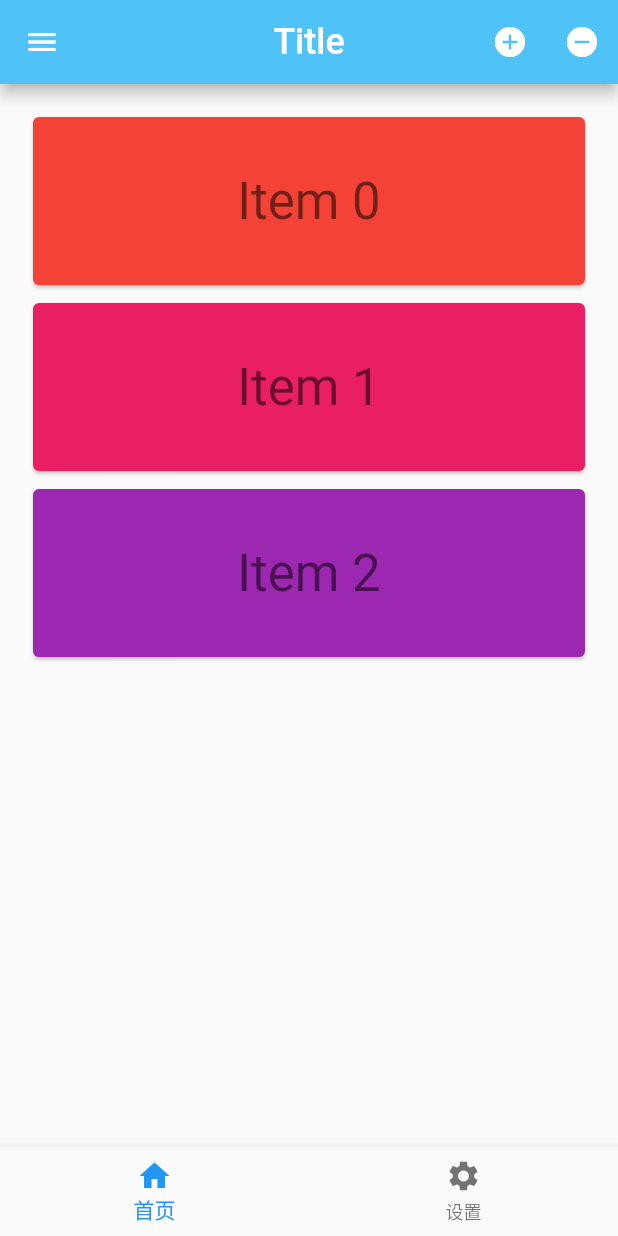
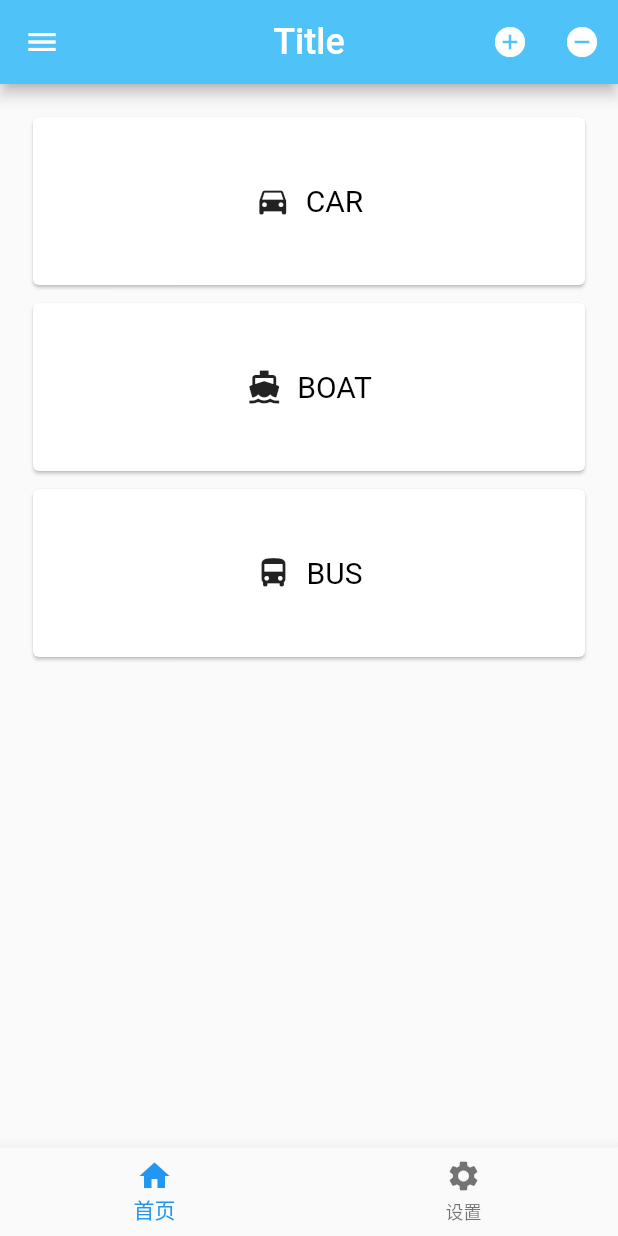
Before and after one commit to Yothon/YFlutter, a Flutter app: the screen it shows after launch, on a phone screen of 412 x 824 dp. Run offline on Flutter 3.47's test engine with Material 2 defaults, Android fonts, the phone set to English and light mode, and no system bars; our stand-ins replace dio.

```diff
--- /dev/null
+++ b/lib/AppBarPage.dart
@@ -0,0 +1,149 @@
+import 'package:flutter/material.dart';
+
+class AppBarPage extends StatefulWidget {
+
+  @override
+  State<StatefulWidget> createState() {
+    return _AppBarPageDemo();
+  }
+
+}
+
+class _AppBarPageDemo extends State<AppBarPage>
+    with SingleTickerProviderStateMixin {
+  TabController _tabController;
+
+  @override
+  void initState() {
+    // TODO: implement initState
+    super.initState();
+    _tabController = TabController(length: list.length, vsync: this);
+  }
+
+  @override
+  void dispose() {
+    // TODO: implement dispose
+    _tabController.dispose();
+    super.dispose();
+  }
+
+  void _nextPage(int delta) {
+    final int newIndex = _tabController.index + delta;
+    if (newIndex < 0 || newIndex >= _tabController.length) {
+      return;
+    }
+    _tabController.animateTo(newIndex);
+  }
+
+  @override
+  Widget build(BuildContext context) {
+    return new MaterialApp(
+      home: new Scaffold(
+        appBar: AppBar(
+            title: const Text('AppBar Demo'),
+            leading: IconButton(icon: Icon(Icons.arrow_back), onPressed: () {
+              _nextPage(-1);
+            }),
+            actions: <Widget>[
+              new IconButton(icon: Icon(Icons.arrow_forward), onPressed: () {
+                _nextPage(1);
+              })
+            ],
+            bottom: new PreferredSize(
+                preferredSize: const Size.fromHeight(48.0),
+                child: Theme(
+                  data: Theme.of(context).copyWith(accentColor: Colors.white),
+                  child: Container(height: 48.0,
+                    alignment: Alignment.center,
+                    child: TabPageSelector(controller: _tabController,),),))),
+        body: TabBarView(
+            controller: _tabController,
+            children: list.map((Choice choice){
+              return new Padding(padding: EdgeInsets.all(16.0),child: ChoiceCard(choice: choice,),);
+            }).toList()
+        ),
+      ),
+    );
+  }
+
+}
+
+/*class _AppBarPageDemo extends State<AppBarPage> {
+  Choice _choice = list[0];
+
+  void _select(Choice choice) {
+    setState(() {
+      _choice = choice;
+    });
+  }
+
+  @override
+  Widget build(BuildContext context) {
+    return new MaterialApp(
+      home: new Scaffold(
+        appBar: AppBar(
+          title: const Text('AppBar Demo'),
+          actions: <Widget>[
+            new IconButton(icon: Icon(list[0].iconData), onPressed: () {
+              _select(list[0]);
+            }),
+            IconButton(icon: Icon(list[1].iconData), onPressed: () {
+              _select(list[1]);
+            }),
+            new PopupMenuButton<Choice>(itemBuilder: (BuildContext context) {
+              return list.skip(2).map((Choice choice) {
+                return new PopupMenuItem(
+                  child: Text(choice.title), value: choice,);
+              }).toList();
+            })
+          ],
+        ),
+        body: Padding(padding: const EdgeInsets.all(16.0), child:ChoiceCard(choice: _choice,),),
+      ),
+    );
+  }
+
+}*/
+
+class ChoiceCard extends StatelessWidget {
+  const ChoiceCard({Key key, this.choice}) :super(key: key);
+  final Choice choice;
+
+  @override
+  Widget build(BuildContext context) {
+    final TextStyle textStyle = Theme
+        .of(context)
+        .textTheme
+        .display1;
+    return Card(
+      color: Colors.white,
+      child: Center(
+        child: Column(
+          mainAxisSize: MainAxisSize.min,
+          crossAxisAlignment: CrossAxisAlignment.center,
+          children: <Widget>[
+            Icon(choice.iconData, size: 128.0, color: textStyle.color,),
+            Text(choice.title, style: textStyle,)
+          ],
+        ),
+      ),
+    );
+  }
+
+}
+
+class Choice {
+  final String title;
+  final IconData iconData;
+
+  const Choice({this.title, this.iconData});
+
+}
+
+const List<Choice> list = const <Choice>[
+  const Choice(title: "Car", iconData: Icons.directions_car),
+  const Choice(title: "Bus", iconData: Icons.directions_bus),
+  const Choice(title: "Bicycle", iconData: Icons.directions_bike),
+  const Choice(title: "Train", iconData: Icons.directions_railway),
+  const Choice(title: "Walk", iconData: Icons.directions_walk),
+];
--- a/lib/CardItem.dart
+++ b/lib/CardItem.dart
@@ -1,49 +1,48 @@
 import 'package:flutter/material.dart';
+import 'package:flutter_app/Page.dart';
 
 class CardItem extends StatelessWidget {
+  final Animation<double> animation;
+  final VoidCallback onTap;
+  final Page item;
+  final bool selected;
+
+
+  @override
+  Widget build(BuildContext context) {
+    Color primarie;
+    if (selected) {
+      primarie = Colors.primaries[item.index%Colors.primaries.length];
+    }
+    return new Padding(padding: const EdgeInsets.all(2.0),
+        child: new SizeTransition(
+          sizeFactor: animation, axis: Axis.vertical, child:new GestureDetector(
+            onTap: onTap,
+            behavior: HitTestBehavior.opaque,
+            child: new SizedBox(
+              height: 120.0,
+              child: new Card(
+                color: primarie,
+                child: new Row(children: <Widget>[
+                  Icon(item.icon),
+                  SizedBox(width: 10.0),
+                  Text('${item.title}',style: TextStyle(color: Colors.black,fontSize: 20.0),)
+                ],mainAxisAlignment: MainAxisAlignment.center,),
+              ),
+            ),
+        ),));
+  }
+
   const CardItem({
     Key key,
     @required this.animation,
     this.onTap,
     @required this.item,
-    this.selected: false
-  })
-      :assert(animation != null),
-        assert(item != null),
-        assert(selected != null),
-        super(key: key)
-  ;
+    this.selected: false,
+  }):
+  assert(animation!=null),
+  assert(item!=null),
+  assert(selected!=null),super(key:key);
 
-  final Animation<double> animation;
-  final VoidCallback onTap;
-  final int item;
-  final bool selected;
 
-  @override
-  Widget build(BuildContext context) {
-    TextStyle display12 = Theme
-        .of(context)
-        .textTheme
-        .display1;
-    if (selected) {
-      display12.copyWith(color: Colors.lightBlueAccent[300]);
-    }
-    return new Padding(padding: const EdgeInsets.all(2.0),
-    child: new SizeTransition(sizeFactor: animation,axis: Axis.vertical,
-    child: new GestureDetector(
-      onTap: onTap,
-      behavior: HitTestBehavior.opaque,
-      child: new SizedBox(
-        height: 120.0,
-        child: new Card(
-          color: Colors.primaries[item%Colors.primaries.length],
-          child: new Center(
-            child: Text('Item $item',style: display12,),
-          ),
-        ),
-      ),
-    ),
-    ),
-    );
-  }
 }
--- a/lib/ListModel.dart
+++ b/lib/ListModel.dart
@@ -1,39 +1,35 @@
 import 'package:flutter/material.dart';
 
 class ListModel<E> {
-  ListModel({@required this.listKey,
-      @required this.removedItemBuilder,
-      Iterable<E> initialItems})
-      :
+
+  final dynamic removeBuilder;
+  final GlobalKey<AnimatedListState> listKey;
+  final List<E> _list;
+
+  ListModel({
+    @required this.removeBuilder,
+    @required this.listKey,
+    Iterable<E> initialItems
+  })
+      :assert(removeBuilder != null),
         assert(listKey != null),
-        assert(removedItemBuilder != null),
-        _items = new List<E>.from(initialItems ?? <E>[]);
-  final GlobalKey<AnimatedListState> listKey;
-  final dynamic removedItemBuilder;
-  final List<E> _items;
+        _list = new List.from(initialItems ?? <E>[]);
 
-  AnimatedListState get _animatedList => listKey.currentState;
+    AnimatedListState get _animationList => listKey.currentState;
 
-  void insert(int index,E item){
-    _items.insert(index, item);
-    _animatedList.insertItem(index);
-  }
+    void insert(int index,E item){
+      _list.insert(index, item);
+      _animationList.insertItem(index);
+    }
 
-  E removeAt(int index){
-    final E removedItem = _items.removeAt(index);
-    if(removedItem!=null){
-      _animatedList.removeItem(index, (BuildContext context,Animation<double> animation){
-        return removedItemBuilder(removedItem,context,animation);
-      });
+    E removeAt(int index){
+        _animationList.removeItem(index, (BuildContext context,Animation<double> animation){
+          return removeBuilder(context,index,animation);
+        });
+    }
 
-    }
-    return removedItem;
-  }
-
-  int get length => _items.length;
-  E operator[](int index) => _items[index];
-  int indexOf(E item) => _items.indexOf(item);
-
-
+    int get length => _list.length;
+    E operator[](int index) => _list[index];
+    int indexOf(E item) => item==null?-1:_list.indexOf(item);
 
 }
--- /dev/null
+++ b/lib/Page.dart
@@ -0,0 +1,35 @@
+
+import 'package:flutter/material.dart';
+
+class Page {
+  final int index;
+  final String title;
+  IconData mIcon;
+
+
+
+  Page(this.index, this.title, this.mIcon)
+      :assert(index != null),
+        assert(title != null),
+        assert(mIcon != null);
+
+  IconData get icon => mIcon;
+
+  set Icon(IconData value){
+    mIcon = value;
+  }
+
+  String get titleData => title;
+
+  set title(String value) {
+    title = value;
+  }
+
+  int get indexData => index;
+
+  set index(int value) {
+    index = value;
+  }
+
+
+}
--- a/lib/main.dart
+++ b/lib/main.dart
@@ -1,6 +1,8 @@
 import 'package:flutter/material.dart';
+import 'package:flutter_app/AppBarPage.dart';
 import 'package:flutter_app/CardItem.dart';
 import 'package:flutter_app/ListModel.dart';
+import 'package:flutter_app/Page.dart';
 import 'package:flutter_app/SecondPage.dart';
 
 class MyApp extends StatelessWidget {
@@ -29,62 +31,63 @@ class NavigatorTo extends State<CardItemOperation> {
       radius: 45.0,
       backgroundImage: NetworkImage(
           "http://ph1smmuzc.bkt.clouddn.com/flutter_head.png"),),);
-
-
-  final GlobalKey<AnimatedListState> _listKey = new GlobalKey<
-      AnimatedListState>();
-  ListModel<int> _list;
-  int _selectItem;
+  ListModel listModel;
+  GlobalKey<AnimatedListState> globalKey = GlobalKey();
+  ListModel<Page> _list;
   int _nextItem;
+  int _selectedItem;
 
   @override
   void initState() {
-    // TODO: implement initState
     super.initState();
-    _list = ListModel<int>(
-        listKey: _listKey,
-        initialItems: <int>[1, 2, 3],
-        removedItemBuilder: _buildRemovedItem,
-    );
+    _list = ListModel<Page>(
+        removeBuilder: _buildRemoveItem,
+        listKey: globalKey,
+        initialItems: <Page>[
+          new Page(1, "CAR",Icons.directions_car), new Page(2, "BOAT",Icons.directions_boat), new Page(3, "BUS",Icons.directions_bus)
+        ]);
     _nextItem = 3;
   }
 
-  Widget _buildItem(BuildContext context, int index,
+  Widget _builderItem(BuildContext context, int index,
       Animation<double> animation) {
-    return new CardItem(animation: animation, item: index,
-      selected: _selectItem == _list[index],
+    return new CardItem(
+      animation: animation,
+      item: _list[index],
+      selected: _selectedItem == index,
       onTap: () {
+        switch(index){
+          case 0:
+            Navigator.of(context).push(MaterialPageRoute(builder: (context)=>AppBarPage()));
+            break;
+          case 1:
+            Navigator.of(context).push(MaterialPageRoute(builder: (context)=>SecondPage('Second')));
+            break;
+          case 2:break;
+        };
         setState(() {
-          _selectItem = _selectItem == _list[index] ? null : _list[index];
+          _selectedItem = _selectedItem ==index ? null : index;
         });
-        Navigator.push(context, new MaterialPageRoute(builder: (context)=>new SecondPage("Sencond")));
-      },
-    );
+      },);
   }
 
-  Widget _buildRemovedItem(int item, BuildContext context,
-      Animation<double> animation) {
-    return new CardItem(animation: animation,
-      item: item,
-      selected: false,
-    );
+  Widget _buildRemoveItem(BuildContext context, int index,
+      Animation animation) {
+    return new CardItem(animation: animation, item: _list[index], selected: false,);
   }
 
   void _insert() {
-    final int index = _selectItem == null ? _list.length : _list.indexOf(
-        _selectItem);
-    _list.insert(index+1, _nextItem++);
+      _list.insert(_selectedItem+1, Page(_nextItem++,"Other"+_nextItem.toString(),Icons.devices_other));
   }
 
   void _remove() {
-    if (_selectItem != null) {
-      _list.removeAt(_list.indexOf(_selectItem));
-      setState(() {
-        _selectItem = null;
-      });
+    if (_selectedItem != null) {
+      _list.removeAt(_selectedItem);
     }
+    setState(() {
+      _selectedItem=null;
+    });
   }
-
 
   @override
   Widget build(BuildContext context) {
@@ -102,10 +105,10 @@ class NavigatorTo extends State<CardItemOperation> {
               style: new TextStyle(fontSize: 24.0, color: Colors.white),),
             centerTitle: true,
             actions: <Widget>[
-              new IconButton(icon: Icon(Icons.add_circle,color: Colors.white,),
+              new IconButton(icon: Icon(Icons.add_circle, color: Colors.white,),
                 onPressed: _insert,
                 tooltip: "insert a new item",),
-              IconButton(icon: Icon(Icons.remove_circle,color: Colors.white,),
+              IconButton(icon: Icon(Icons.remove_circle, color: Colors.white,),
                 onPressed: _remove,
                 tooltip: "remove the selected Item",)
             ],
@@ -171,10 +174,12 @@ class NavigatorTo extends State<CardItemOperation> {
             ),
           ),
           body: new Center(
-            child: new Padding(padding: const EdgeInsets.all(16.0),
-              child: new AnimatedList(itemBuilder: _buildItem,
-                key: _listKey,
-                initialItemCount: _list.length,),),
+              child: new Padding(padding: const EdgeInsets.all(16.0),
+                child: new AnimatedList(itemBuilder: _builderItem,
+                  initialItemCount: _list.length,
+                  controller: ScrollController(keepScrollOffset: true),
+                  key: globalKey,),
+              )
           ),
           bottomNavigationBar: new BottomNavigationBar(items: [
             new BottomNavigationBarItem(
@@ -182,8 +187,7 @@ class NavigatorTo extends State<CardItemOperation> {
             new BottomNavigationBarItem(
                 icon: Icon(Icons.settings), title: new Text('设置'))
           ],
-            onTap: (int index) {
-            },
+            onTap: (int index) {},
           ),
         )
     );
```
Also changed, not shown: lib/SecondPage.dart (+3 -5 lines).
